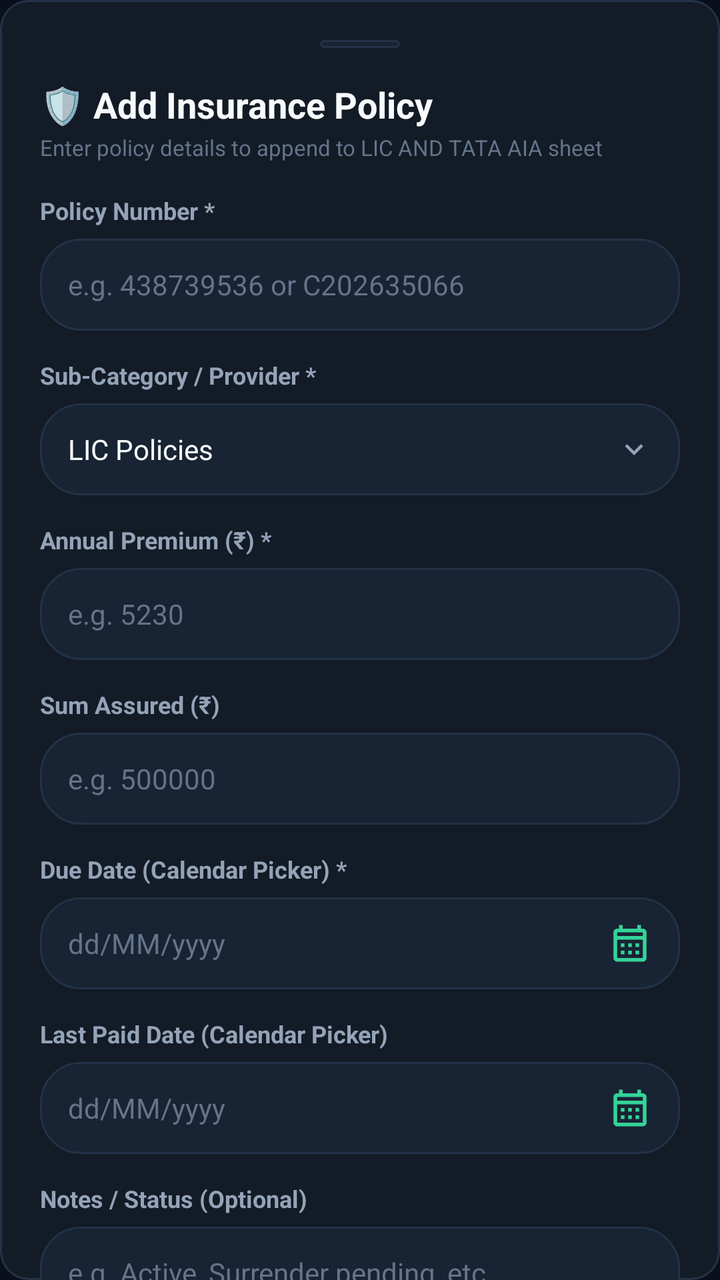
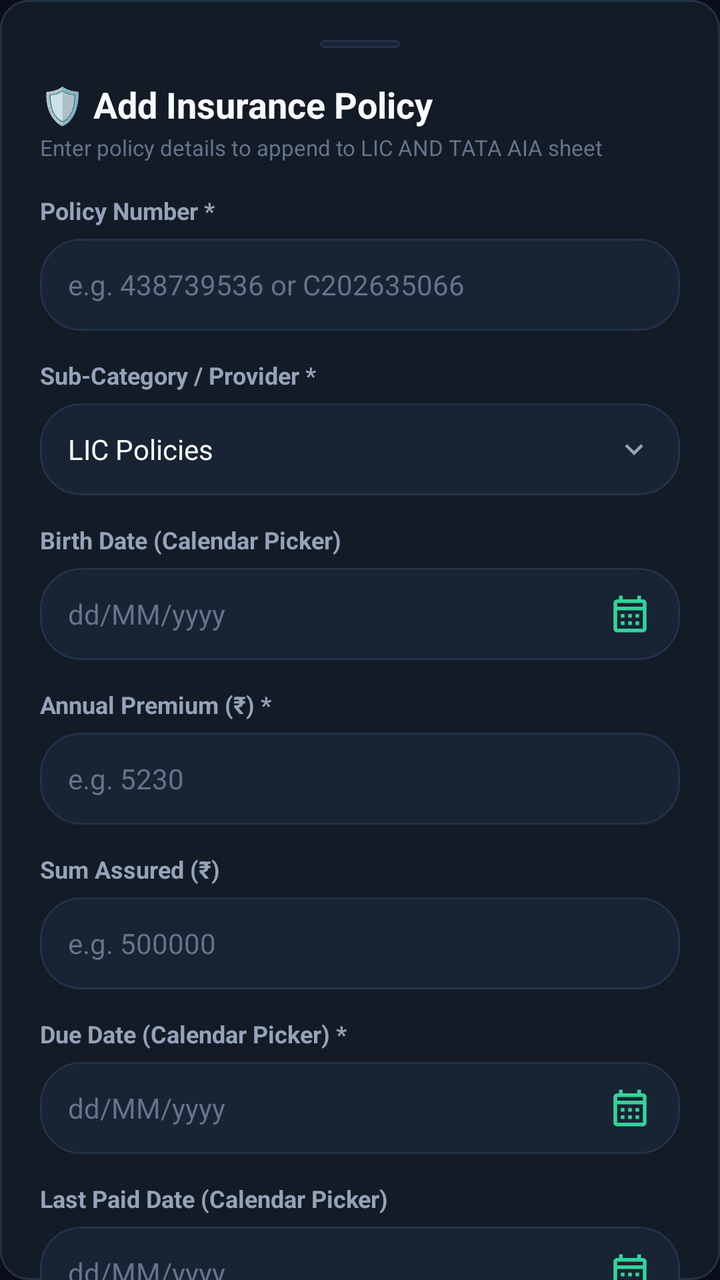

The first picture is an Android layout as it rendered before a commit; the second is the same layout after the commit. The layout source and the unified diff follow.
<!-- AndroidManifest.xml: application theme AppTheme -->
<!-- res/layout/dialog_add_policy.xml -->
<?xml version="1.0" encoding="utf-8"?>
<androidx.core.widget.NestedScrollView
    xmlns:android="http://schemas.android.com/apk/res/android"
    xmlns:app="http://schemas.android.com/apk/res-auto"
    android:layout_width="match_parent"
    android:layout_height="wrap_content"
    android:background="@drawable/bg_card">

    <LinearLayout
        android:layout_width="match_parent"
        android:layout_height="wrap_content"
        android:orientation="vertical"
        android:padding="20dp">

        
        <View
            android:layout_width="40dp"
            android:layout_height="4dp"
            android:layout_gravity="center_horizontal"
            android:layout_marginBottom="16dp"
            android:background="@drawable/bg_pill_dark" />

        <TextView
            android:layout_width="wrap_content"
            android:layout_height="wrap_content"
            android:text="🛡️ Add Insurance Policy"
            android:textColor="@color/text_primary"
            android:textSize="18sp"
            android:textStyle="bold" />

        <TextView
            android:layout_width="wrap_content"
            android:layout_height="wrap_content"
            android:layout_marginTop="2dp"
            android:text="Enter policy details to append to LIC AND TATA AIA sheet"
            android:textColor="@color/text_muted"
            android:textSize="11sp" />

        
        <TextView
            android:layout_width="wrap_content"
            android:layout_height="wrap_content"
            android:layout_marginTop="16dp"
            android:text="Policy Number *"
            android:textColor="@color/text_secondary"
            android:textSize="12sp"
            android:textStyle="bold" />

        <EditText
            android:id="@+id/etAddPolicyNumber"
            android:layout_width="match_parent"
            android:layout_height="46dp"
            android:layout_marginTop="6dp"
            android:background="@drawable/bg_pill_dark"
            android:hint="e.g. 438739536 or C202635066"
            android:textColorHint="@color/text_muted"
            android:textColor="@color/text_primary"
            android:textSize="14sp"
            android:inputType="text"
            android:imeOptions="actionDone"
            android:paddingStart="14dp"
            android:paddingEnd="14dp" />

        
        <TextView
            android:layout_width="wrap_content"
            android:layout_height="wrap_content"
            android:layout_marginTop="14dp"
            android:text="Sub-Category / Provider *"
            android:textColor="@color/text_secondary"
            android:textSize="12sp"
            android:textStyle="bold" />

        <LinearLayout
            android:id="@+id/btnSelectPolicySubCategory"
            android:layout_width="match_parent"
            android:layout_height="46dp"
            android:layout_marginTop="6dp"
            android:background="@drawable/bg_pill_dark"
            android:orientation="horizontal"
            android:gravity="center_vertical"
            android:paddingStart="14dp"
            android:paddingEnd="14dp"
            android:clickable="true"
            android:focusable="true">

            <TextView
                android:id="@+id/tvAddPolicySubCategory"
                android:layout_width="0dp"
                android:layout_height="wrap_content"
                android:layout_weight="1"
                android:text="LIC Policies"
                android:textColor="@color/text_primary"
                android:textSize="14sp" />

            <ImageView
                android:layout_width="18dp"
                android:layout_height="18dp"
                android:src="@drawable/ic_chevron_down"
                app:tint="@color/text_secondary" />
        </LinearLayout>

        
        <TextView
            android:layout_width="wrap_content"
            android:layout_height="wrap_content"
            android:layout_marginTop="14dp"
            android:text="Annual Premium (₹) *"
            android:textColor="@color/text_secondary"
            android:textSize="12sp"
            android:textStyle="bold" />

        <EditText
            android:id="@+id/etAddPolicyAmount"
            android:layout_width="match_parent"
            android:layout_height="46dp"
            android:layout_marginTop="6dp"
            android:background="@drawable/bg_pill_dark"
            android:hint="e.g. 5230"
            android:textColorHint="@color/text_muted"
            android:textColor="@color/text_primary"
            android:textSize="14sp"
            android:inputType="numberDecimal"
            android:imeOptions="actionDone"
            android:paddingStart="14dp"
            android:paddingEnd="14dp" />

        
        <TextView
            android:layout_width="wrap_content"
            android:layout_height="wrap_content"
            android:layout_marginTop="14dp"
            android:text="Sum Assured (₹)"
            android:textColor="@color/text_secondary"
            android:textSize="12sp"
            android:textStyle="bold" />

        <EditText
            android:id="@+id/etAddPolicySumAssured"
            android:layout_width="match_parent"
            android:layout_height="46dp"
            android:layout_marginTop="6dp"
            android:background="@drawable/bg_pill_dark"
            android:hint="e.g. 500000"
            android:textColorHint="@color/text_muted"
            android:textColor="@color/text_primary"
            android:textSize="14sp"
            android:inputType="numberDecimal"
            android:imeOptions="actionDone"
            android:paddingStart="14dp"
            android:paddingEnd="14dp" />

        
        <TextView
            android:layout_width="wrap_content"
            android:layout_height="wrap_content"
            android:layout_marginTop="14dp"
            android:text="Due Date (Calendar Picker) *"
            android:textColor="@color/text_secondary"
            android:textSize="12sp"
            android:textStyle="bold" />

        <EditText
            android:id="@+id/etAddPolicyDueDate"
            android:layout_width="match_parent"
            android:layout_height="46dp"
            android:layout_marginTop="6dp"
            android:background="@drawable/bg_pill_dark"
            android:hint="dd/MM/yyyy"
            android:textColorHint="@color/text_muted"
            android:textColor="@color/text_primary"
            android:textSize="14sp"
            android:focusable="false"
            android:clickable="true"
            android:cursorVisible="false"
            android:drawableEnd="@drawable/ic_calendar"
            android:drawablePadding="8dp"
        android:drawableTint="@color/green_mint"
            android:paddingStart="14dp"
            android:paddingEnd="14dp" />

        
        <TextView
            android:layout_width="wrap_content"
            android:layout_height="wrap_content"
            android:layout_marginTop="14dp"
            android:text="Last Paid Date (Calendar Picker)"
            android:textColor="@color/text_secondary"
            android:textSize="12sp"
            android:textStyle="bold" />

        <EditText
            android:id="@+id/etAddPolicyLastPaid"
            android:layout_width="match_parent"
            android:layout_height="46dp"
            android:layout_marginTop="6dp"
            android:background="@drawable/bg_pill_dark"
            android:hint="dd/MM/yyyy"
            android:textColorHint="@color/text_muted"
            android:textColor="@color/text_primary"
            android:textSize="14sp"
            android:focusable="false"
            android:clickable="true"
            android:cursorVisible="false"
            android:drawableEnd="@drawable/ic_calendar"
            android:drawablePadding="8dp"
        android:drawableTint="@color/green_mint"
            android:paddingStart="14dp"
            android:paddingEnd="14dp" />



        
        <TextView
            android:layout_width="wrap_content"
            android:layout_height="wrap_content"
            android:layout_marginTop="14dp"
            android:text="Notes / Status (Optional)"
            android:textColor="@color/text_secondary"
            android:textSize="12sp"
            android:textStyle="bold" />

        <EditText
            android:id="@+id/etAddPolicyNotes"
            android:layout_width="match_parent"
            android:layout_height="46dp"
            android:layout_marginTop="6dp"
            android:background="@drawable/bg_pill_dark"
            android:hint="e.g. Active, Surrender pending, etc."
            android:textColorHint="@color/text_muted"
            android:textColor="@color/text_primary"
            android:textSize="14sp"
            android:inputType="text"
            android:imeOptions="actionDone"
            android:paddingStart="14dp"
            android:paddingEnd="14dp" />

        
        <com.google.android.material.button.MaterialButton
            android:id="@+id/btnAddPolicySubmit"
            android:layout_width="match_parent"
            android:layout_height="50dp"
            android:layout_marginTop="24dp"
            android:text="Add Policy to Google Sheet"
            android:textColor="#0B0F19"
            android:textSize="14sp"
            android:textStyle="bold"
            app:backgroundTint="@color/green_emerald"
            app:cornerRadius="25dp" />

    </LinearLayout>
</androidx.core.widget.NestedScrollView>
<!-- resources referenced by this layout -->
<resources>
  <color name="green_emerald">#10B981</color>
  <color name="green_mint">#34D399</color>
  <color name="text_muted">#64748B</color>
  <color name="text_primary">#F8FAFC</color>
  <color name="text_secondary">#94A3B8</color>
  <!-- drawable bg_card (drawable) -->
  <?xml version="1.0" encoding="utf-8"?>
  <shape xmlns:android="http://schemas.android.com/apk/res/android"
      android:shape="rectangle">
      <solid android:color="@color/bg_card" />
      <corners android:radius="14dp" />
      <stroke
          android:width="1dp"
          android:color="@color/border_dark" />
  </shape>
  <!-- drawable bg_pill_dark (drawable) -->
  <?xml version="1.0" encoding="utf-8"?>
  <shape xmlns:android="http://schemas.android.com/apk/res/android"
      android:shape="rectangle">
      <solid android:color="@color/bg_card_secondary" />
      <corners android:radius="20dp" />
      <stroke
          android:width="1dp"
          android:color="@color/border_dark" />
  </shape>
  <!-- drawable ic_calendar (drawable) -->
  <vector xmlns:android="http://schemas.android.com/apk/res/android"
      android:width="22dp"
      android:height="22dp"
      android:viewportWidth="24"
      android:viewportHeight="24">
    <path
        android:fillColor="#34D399"
        android:pathData="M19,4h-1V2h-2v2H8V2H6v2H5C3.89,4 3.01,4.9 3.01,6L3,20c0,1.1 0.89,2 2,2h14c1.1,0 2,-0.9 2,-2V6C21,4.9 20.1,4 19,4zM19,20H5V10h14V20zM19,8H5V6h14V8zM9,14H7v-2h2V14zM13,14h-2v-2h2V14zM17,14h-2v-2h2V14zM9,18H7v-2h2V18zM13,18h-2v-2h2V18zM17,18h-2v-2h2V18z"/>
  </vector>
  <!-- drawable ic_chevron_down (drawable) -->
  <?xml version="1.0" encoding="utf-8"?>
  <vector xmlns:android="http://schemas.android.com/apk/res/android"
      android:width="20dp"
      android:height="20dp"
      android:viewportWidth="24"
      android:viewportHeight="24">
      <path
          android:fillColor="@color/green_mint"
          android:pathData="M7.41,8.59L12,13.17l4.59,-4.58L18,10l-6,6 -6,-6 1.41,-1.41z"/>
  </vector>
  <style name="AppTheme" parent="Theme.MaterialComponents.DayNight.NoActionBar">
          <item name="colorPrimary">@color/colorPrimary</item>
          <item name="colorPrimaryDark">@color/colorPrimaryDark</item>
          <item name="colorAccent">@color/colorAccent</item>
          <item name="android:windowBackground">@color/bg_dark</item>
          <item name="android:statusBarColor">@color/bg_dark</item>
          <item name="android:navigationBarColor">@color/nav_bottom_bg</item>
          <item name="android:textColorPrimary">@color/text_primary</item>
          <item name="android:textColorSecondary">@color/text_secondary</item>
      </style>
  <color name="bg_card">#131B26</color>
  <color name="border_dark">#223247</color>
  <color name="bg_card_secondary">#182333</color>
  <color name="colorPrimary">#10B981</color>
  <color name="colorPrimaryDark">#0B0F19</color>
  <color name="colorAccent">#10B981</color>
  <color name="bg_dark">#0B0F19</color>
  <color name="nav_bottom_bg">#0E1420</color>
</resources>

<!-- the commit's change to res/layout/dialog_add_policy.xml (unified diff, before → after) -->
@@ -105,63 +105,13 @@
             android:layout_width="wrap_content"
             android:layout_height="wrap_content"
             android:layout_marginTop="14dp"
-            android:text="Annual Premium (₹) *"
-            android:textColor="@color/text_secondary"
-            android:textSize="12sp"
-            android:textStyle="bold" />
-
-        <EditText
-            android:id="@+id/etAddPolicyAmount"
-            android:layout_width="match_parent"
-            android:layout_height="46dp"
-            android:layout_marginTop="6dp"
-            android:background="@drawable/bg_pill_dark"
-            android:hint="e.g. 5230"
-            android:textColorHint="@color/text_muted"
-            android:textColor="@color/text_primary"
-            android:textSize="14sp"
-            android:inputType="numberDecimal"
-            android:imeOptions="actionDone"
-            android:paddingStart="14dp"
-            android:paddingEnd="14dp" />
-
-        
-        <TextView
-            android:layout_width="wrap_content"
-            android:layout_height="wrap_content"
-            android:layout_marginTop="14dp"
-            android:text="Sum Assured (₹)"
-            android:textColor="@color/text_secondary"
-            android:textSize="12sp"
-            android:textStyle="bold" />
-
-        <EditText
-            android:id="@+id/etAddPolicySumAssured"
-            android:layout_width="match_parent"
-            android:layout_height="46dp"
-            android:layout_marginTop="6dp"
-            android:background="@drawable/bg_pill_dark"
-            android:hint="e.g. 500000"
-            android:textColorHint="@color/text_muted"
-            android:textColor="@color/text_primary"
-            android:textSize="14sp"
-            android:inputType="numberDecimal"
-            android:imeOptions="actionDone"
-            android:paddingStart="14dp"
-            android:paddingEnd="14dp" />
-
-        
-        <TextView
-            android:layout_width="wrap_content"
-            android:layout_height="wrap_content"
-            android:layout_marginTop="14dp"
-            android:text="Due Date (Calendar Picker) *"
-            android:textColor="@color/text_secondary"
-            android:textSize="12sp"
-            android:textStyle="bold" />
-
-        <EditText
-            android:id="@+id/etAddPolicyDueDate"
+            android:text="Birth Date (Calendar Picker)"
+            android:textColor="@color/text_secondary"
+            android:textSize="12sp"
+            android:textStyle="bold" />
+
+        <EditText
+            android:id="@+id/etAddPolicyBirthDate"
             android:layout_width="match_parent"
             android:layout_height="46dp"
             android:layout_marginTop="6dp"
@@ -175,22 +125,72 @@
             android:cursorVisible="false"
             android:drawableEnd="@drawable/ic_calendar"
             android:drawablePadding="8dp"
-        android:drawableTint="@color/green_mint"
-            android:paddingStart="14dp"
-            android:paddingEnd="14dp" />
-
-        
-        <TextView
-            android:layout_width="wrap_content"
-            android:layout_height="wrap_content"
-            android:layout_marginTop="14dp"
-            android:text="Last Paid Date (Calendar Picker)"
-            android:textColor="@color/text_secondary"
-            android:textSize="12sp"
-            android:textStyle="bold" />
-
-        <EditText
-            android:id="@+id/etAddPolicyLastPaid"
+            android:drawableTint="@color/green_mint"
+            android:paddingStart="14dp"
+            android:paddingEnd="14dp" />
+
+        
+        <TextView
+            android:layout_width="wrap_content"
+            android:layout_height="wrap_content"
+            android:layout_marginTop="14dp"
+            android:text="Annual Premium (₹) *"
+            android:textColor="@color/text_secondary"
+            android:textSize="12sp"
+            android:textStyle="bold" />
+
+        <EditText
+            android:id="@+id/etAddPolicyAmount"
+            android:layout_width="match_parent"
+            android:layout_height="46dp"
+            android:layout_marginTop="6dp"
+            android:background="@drawable/bg_pill_dark"
+            android:hint="e.g. 5230"
+            android:textColorHint="@color/text_muted"
+            android:textColor="@color/text_primary"
+            android:textSize="14sp"
+            android:inputType="numberDecimal"
+            android:imeOptions="actionDone"
+            android:paddingStart="14dp"
+            android:paddingEnd="14dp" />
+
+        
+        <TextView
+            android:layout_width="wrap_content"
+            android:layout_height="wrap_content"
+            android:layout_marginTop="14dp"
+            android:text="Sum Assured (₹)"
+            android:textColor="@color/text_secondary"
+            android:textSize="12sp"
+            android:textStyle="bold" />
+
+        <EditText
+            android:id="@+id/etAddPolicySumAssured"
+            android:layout_width="match_parent"
+            android:layout_height="46dp"
+            android:layout_marginTop="6dp"
+            android:background="@drawable/bg_pill_dark"
+            android:hint="e.g. 500000"
+            android:textColorHint="@color/text_muted"
+            android:textColor="@color/text_primary"
+            android:textSize="14sp"
+            android:inputType="numberDecimal"
+            android:imeOptions="actionDone"
+            android:paddingStart="14dp"
+            android:paddingEnd="14dp" />
+
+        
+        <TextView
+            android:layout_width="wrap_content"
+            android:layout_height="wrap_content"
+            android:layout_marginTop="14dp"
+            android:text="Due Date (Calendar Picker) *"
+            android:textColor="@color/text_secondary"
+            android:textSize="12sp"
+            android:textStyle="bold" />
+
+        <EditText
+            android:id="@+id/etAddPolicyDueDate"
             android:layout_width="match_parent"
             android:layout_height="46dp"
             android:layout_marginTop="6dp"
@@ -204,11 +204,67 @@
             android:cursorVisible="false"
             android:drawableEnd="@drawable/ic_calendar"
             android:drawablePadding="8dp"
-        android:drawableTint="@color/green_mint"
-            android:paddingStart="14dp"
-            android:paddingEnd="14dp" />
-
-
+            android:drawableTint="@color/green_mint"
+            android:paddingStart="14dp"
+            android:paddingEnd="14dp" />
+
+        
+        <TextView
+            android:layout_width="wrap_content"
+            android:layout_height="wrap_content"
+            android:layout_marginTop="14dp"
+            android:text="Last Paid Date (Calendar Picker)"
+            android:textColor="@color/text_secondary"
+            android:textSize="12sp"
+            android:textStyle="bold" />
+
+        <EditText
+            android:id="@+id/etAddPolicyLastPaid"
+            android:layout_width="match_parent"
+            android:layout_height="46dp"
+            android:layout_marginTop="6dp"
+            android:background="@drawable/bg_pill_dark"
+            android:hint="dd/MM/yyyy"
+            android:textColorHint="@color/text_muted"
+            android:textColor="@color/text_primary"
+            android:textSize="14sp"
+            android:focusable="false"
+            android:clickable="true"
+            android:cursorVisible="false"
+            android:drawableEnd="@drawable/ic_calendar"
+            android:drawablePadding="8dp"
+            android:drawableTint="@color/green_mint"
+            android:paddingStart="14dp"
+            android:paddingEnd="14dp" />
+
+        
+        <TextView
+            android:layout_width="wrap_content"
+            android:layout_height="wrap_content"
+            android:layout_marginTop="14dp"
+            android:text="Maturity Date (Calendar Picker)"
+            android:textColor="@color/text_secondary"
+            android:textSize="12sp"
+            android:textStyle="bold" />
+
+        <EditText
+            android:id="@+id/etAddPolicyMaturityDate"
+            android:layout_width="match_parent"
+            android:layout_height="46dp"
+            android:layout_marginTop="6dp"
+            android:background="@drawable/bg_pill_dark"
+            android:hint="dd/MM/yyyy"
+            android:textColorHint="@color/text_muted"
+            android:textColor="@color/text_primary"
+            android:textSize="14sp"
+            android:focusable="false"
+            android:clickable="true"
+            android:cursorVisible="false"
+            android:drawableEnd="@drawable/ic_calendar"
+            android:drawablePadding="8dp"
+            android:drawableTint="@color/green_mint"
+            android:paddingStart="14dp"
+            android:paddingEnd="14dp" />
 
         
         <TextView
